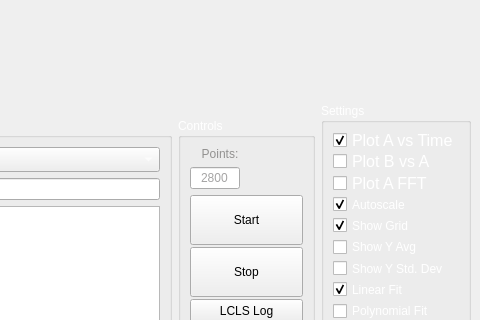
Before: the Qt Designer form rtbsa.ui in lisazacarias/rtbsa, drawn with Qt 5; both pictures show x 457 to 937 and y 476 to 796 of the 937 by 880 pixel window.
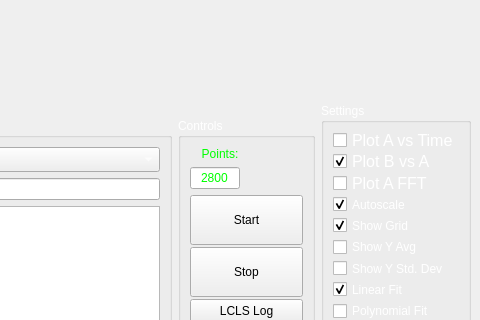
After: the same form once the commit is applied.

Commit message: whoops, wrong file. NOW enjoy green text

What changed in the file:
```diff
--- a/rtbsa.ui
+++ b/rtbsa.ui
@@ -245,9 +245,9 @@
                     <colorrole role="WindowText">
                      <brush brushstyle="SolidPattern">
                       <color alpha="255">
-                       <red>146</red>
-                       <green>145</green>
-                       <blue>144</blue>
+                       <red>0</red>
+                       <green>255</green>
+                       <blue>0</blue>
                       </color>
                      </brush>
                     </colorrole>
@@ -265,9 +265,9 @@
                     <colorrole role="WindowText">
                      <brush brushstyle="SolidPattern">
                       <color alpha="255">
-                       <red>146</red>
-                       <green>145</green>
-                       <blue>144</blue>
+                       <red>0</red>
+                       <green>255</green>
+                       <blue>0</blue>
                       </color>
                      </brush>
                     </colorrole>
@@ -325,9 +325,9 @@
                     <colorrole role="Text">
                      <brush brushstyle="SolidPattern">
                       <color alpha="255">
-                       <red>165</red>
-                       <green>164</green>
-                       <blue>164</blue>
+                       <red>0</red>
+                       <green>255</green>
+                       <blue>0</blue>
                       </color>
                      </brush>
                     </colorrole>
@@ -336,9 +336,9 @@
                     <colorrole role="Text">
                      <brush brushstyle="SolidPattern">
                       <color alpha="255">
-                       <red>165</red>
-                       <green>164</green>
-                       <blue>164</blue>
+                       <red>0</red>
+                       <green>255</green>
+                       <blue>0</blue>
                       </color>
                      </brush>
                     </colorrole>
@@ -489,7 +489,7 @@
                 <string>Plot A vs Time</string>
                </property>
                <property name="checked">
-                <bool>true</bool>
+                <bool>false</bool>
                </property>
               </widget>
              </item>
@@ -503,6 +503,9 @@
                <property name="text">
                 <string>Plot B vs A</string>
                </property>
+               <property name="checked">
+                <bool>true</bool>
+               </property>
               </widget>
              </item>
              <item>
```
